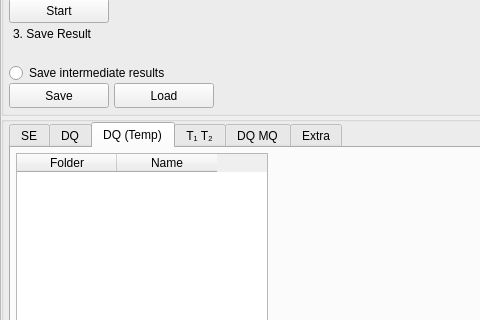
timesama/M2-Approach, file form.ui: the form before one commit; both pictures show x 0 to 480 and y 118 to 438 of the 1000 by 700 pixel window.
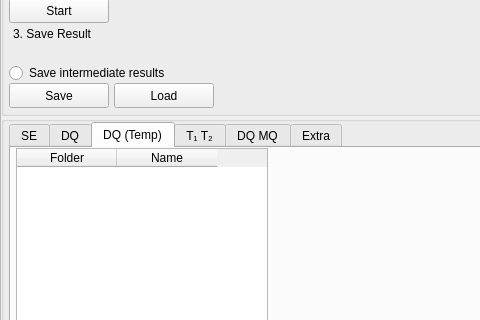
The form after the commit. The open tabs and pages were chosen to show the change. Custom widgets are drawn as their Qt base class.

Commit message: reading selected_folder.txt inside, not string

Patch:
```diff
--- a/form.ui
+++ b/form.ui
@@ -1341,30 +1341,30 @@
               </attribute>
               <layout class="QHBoxLayout" name="horizontalLayout_3">
                <property name="leftMargin">
-                <number>0</number>
+                <number>5</number>
                </property>
                <property name="topMargin">
                 <number>0</number>
                </property>
                <property name="rightMargin">
-                <number>0</number>
+                <number>5</number>
                </property>
                <property name="bottomMargin">
-                <number>0</number>
+                <number>5</number>
                </property>
                <item>
                 <layout class="QGridLayout" name="gridLayout_4" rowstretch="1,1,0" columnstretch="1,1,1,2,1,3,1,1,1">
                  <property name="leftMargin">
-                  <number>5</number>
+                  <number>0</number>
                  </property>
                  <property name="topMargin">
-                  <number>5</number>
+                  <number>0</number>
                  </property>
                  <property name="rightMargin">
-                  <number>5</number>
+                  <number>0</number>
                  </property>
                  <property name="bottomMargin">
-                  <number>5</number>
+                  <number>0</number>
                  </property>
                  <item row="2" column="0">
                   <widget class="QPushButton" name="btn_SelectFilesDQ">
```
Left out of the diff: 32 changed lines with no effect on the pictures. The commit also changes 1 other file.
